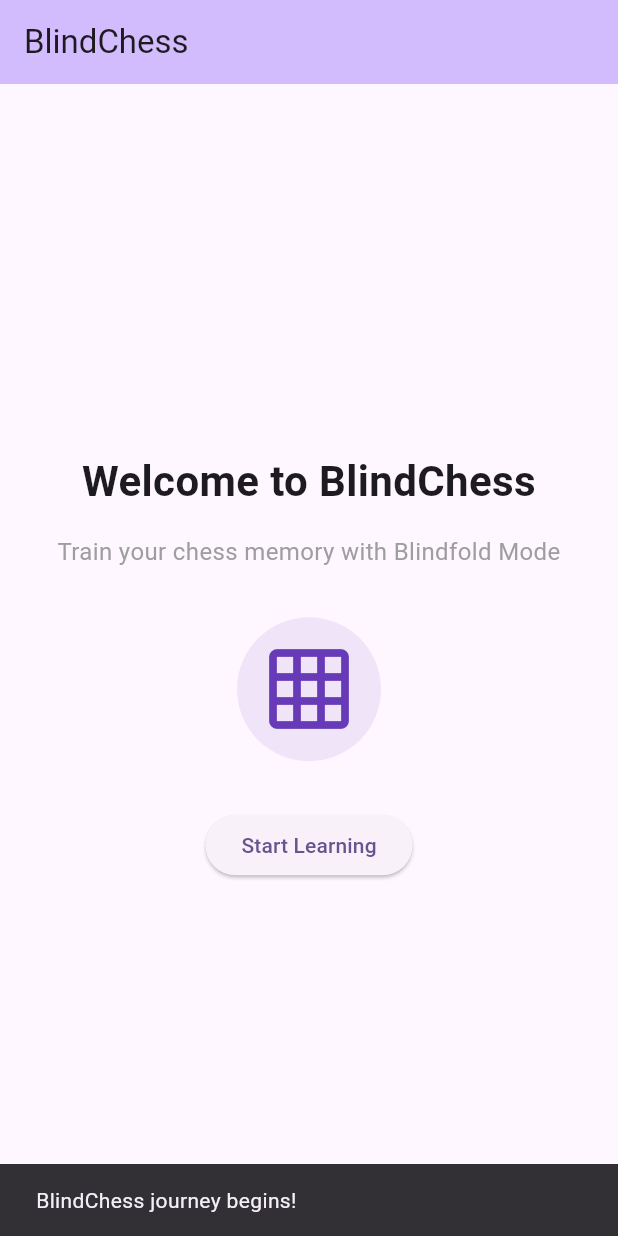
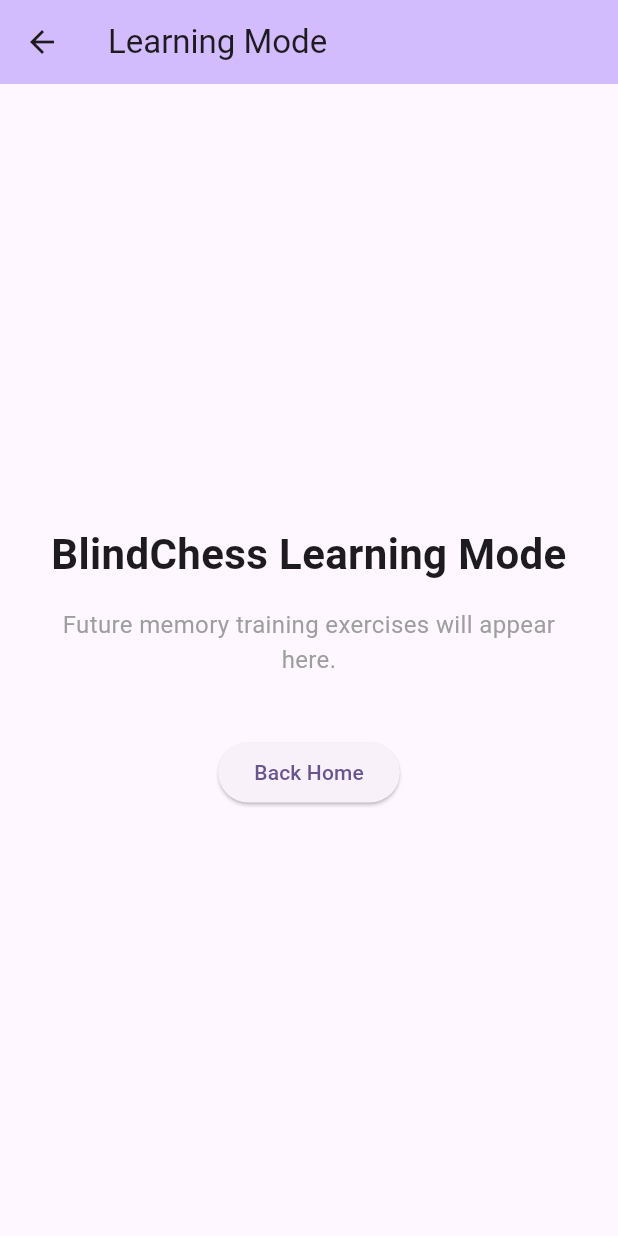
Before and after one commit to KSN1729/BlindChess, a Flutter app: the screen it shows after launch, after a tap on "Start Learning", on a phone screen of 412 x 824 dp. Run offline on Flutter 3.47's test engine with Material 3 defaults, Android fonts, the phone set to English and light mode, and no system bars.

Commit message:
Day 5 fix - clean main.dart architecture

```diff
--- a/lib/main.dart
+++ b/lib/main.dart
@@ -1,130 +1,26 @@
 import 'package:flutter/material.dart';
+import 'screens/home_screen.dart';
 
-// main is the entry point of the Flutter application.
 void main() {
   runApp(const MyApp());
 }
 
-/// [MaterialApp]
-/// The root widget of a Flutter application. It configures the general metadata of the app
-/// (such as title, theme, and navigation routes) and enables Material Design features.
+/// [MyApp]
+/// The entry point application widget. It instantiates the [MaterialApp] configuration,
+/// customizes the theme properties, and determines the initial [HomeScreen] route.
 class MyApp extends StatelessWidget {
   const MyApp({super.key});
 
   @override
   Widget build(BuildContext context) {
     return MaterialApp(
-      // The title of the application, used by the operating system for display (e.g., in task managers).
       title: 'BlindChess Learning',
       debugShowCheckedModeBanner: false,
       theme: ThemeData(
         colorScheme: ColorScheme.fromSeed(seedColor: Colors.deepPurple),
         useMaterial3: true,
       ),
-      // The default home screen of the application.
-      home: const MyHomePage(),
+      home: const HomeScreen(),
     );
   }
 }
-
-class MyHomePage extends StatelessWidget {
-  const MyHomePage({super.key});
-
-  @override
-  Widget build(BuildContext context) {
-    /// [SafeArea]
-    /// A helper widget that automatically inserts padding to avoid overlapping with
-    /// system UI elements like notch, status bar, navigation bar, or rounded corners.
-    return SafeArea(
-      /// [Scaffold]
-      /// A container widget that provides a structural layout framework for a Material Design screen.
-      /// It contains slots for major components like an AppBar, Drawer, FloatingActionButton, and a Body.
-      child: Scaffold(
-        /// [AppBar]
-        /// A top toolbar widget that displays branding, screen title, and utility actions.
-        /// It helps define the context of the screen.
-        appBar: AppBar(
-          backgroundColor: Theme.of(context).colorScheme.inversePrimary,
-          // The title widget displayed in the AppBar.
-          title: const Text('BlindChess'),
-        ),
-        /// [Center]
-        /// A layout widget that aligns its single child widget in the exact center
-        /// (both horizontally and vertically) of the available space.
-        body: Center(
-          /// [Column]
-          /// A multi-child layout widget that displays its children in a vertical sequence (top-to-bottom).
-          /// It supports aligning children horizontally and distributing them vertically.
-          child: Column(
-            mainAxisAlignment: MainAxisAlignment.center,
-            children: [
-              /// [Padding]
-              /// A layout widget that wraps another widget and adds space around it
-              /// based on the provided EdgeInsets constraints.
-              const Padding(
-                padding: EdgeInsets.symmetric(horizontal: 24.0, vertical: 8.0),
-                /// [Text]
-                /// A basic widget that renders a single line or multi-line styled text string
-                /// with custom font size, weight, alignment, and color.
-                child: Text(
-                  'Welcome to BlindChess',
-                  style: TextStyle(
-                    fontSize: 28,
-                    fontWeight: FontWeight.bold,
-                  ),
-                  textAlign: TextAlign.center,
-                ),
-              ),
-              const Padding(
-                padding: EdgeInsets.symmetric(horizontal: 24.0, vertical: 8.0),
-                child: Text(
-                  'Train your chess memory with Blindfold Mode',
-                  style: TextStyle(
-                    fontSize: 16,
-                    color: Colors.grey,
-                  ),
-                  textAlign: TextAlign.center,
-                ),
-              ),
-              const SizedBox(height: 24),
-              /// [Container]
-              /// A general-purpose widget that combines painting, positioning, and sizing.
-              /// It can display colors, borders, shadows, backgrounds, padding, margins, and shapes.
-              Container(
-                padding: const EdgeInsets.all(16),
-                decoration: BoxDecoration(
-                  color: Colors.deepPurple.withValues(alpha: 0.1),
-                  shape: BoxShape.circle,
-                ),
-                /// [Icon]
-                /// A widget that displays a graphical vector symbol or glyph from a font family
-                /// (like the standard Material Icons font).
-                child: const Icon(
-                  Icons.grid_on, // Grid icon representing a chessboard layout
-                  size: 64,
-                  color: Colors.deepPurple,
-                ),
-              ),
-              const SizedBox(height: 32),
-              /// [ElevatedButton]
-              /// A Material Design button that elevates above the background when active.
-              /// It triggers a callback function (onPressed) when tapped by the user.
-              ElevatedButton(
-                onPressed: () {
-                  // ScaffoldMessenger is used to display snack bar messages at the bottom of the screen.
-                  ScaffoldMessenger.of(context).showSnackBar(
-                    const SnackBar(
-                      content: Text('BlindChess journey begins!'),
-                      duration: Duration(seconds: 2),
-                    ),
-                  );
-                },
-                child: const Text('Start Learning'),
-              ),
-            ],
-          ),
-        ),
-      ),
-    );
-  }
-}
--- /dev/null
+++ b/lib/screens/home_screen.dart
@@ -0,0 +1,91 @@
+import 'package:flutter/material.dart';
+import 'learning_screen.dart';
+
+/// [Why separate files are useful]
+/// As projects grow, keeping all widgets in a single file like `main.dart` leads to massive,
+/// unmaintainable, and hard-to-read codebases. Dividing screens into dedicated files:
+/// 1. Encourages encapsulation and separation of concerns.
+/// 2. Makes it easier to locate, debug, and modify specific parts of the UI.
+/// 3. Facilitates collaboration, as developers can work on different screens without git merge conflicts.
+/// 4. Promotes code reuse and modular testing.
+
+/// [HomeScreen]
+/// The starting page of the BlindChess application, containing the main header,
+/// informational text, a visual chessboard layout icon, and a button to initiate learning mode.
+class HomeScreen extends StatelessWidget {
+  const HomeScreen({super.key});
+
+  @override
+  Widget build(BuildContext context) {
+    return SafeArea(
+      child: Scaffold(
+        appBar: AppBar(
+          backgroundColor: Theme.of(context).colorScheme.inversePrimary,
+          title: const Text('BlindChess'),
+        ),
+        body: Center(
+          child: Column(
+            mainAxisAlignment: MainAxisAlignment.center,
+            children: [
+              const Padding(
+                padding: EdgeInsets.symmetric(horizontal: 24.0, vertical: 8.0),
+                child: Text(
+                  'Welcome to BlindChess',
+                  style: TextStyle(
+                    fontSize: 28,
+                    fontWeight: FontWeight.bold,
+                  ),
+                  textAlign: TextAlign.center,
+                ),
+              ),
+              const Padding(
+                padding: EdgeInsets.symmetric(horizontal: 24.0, vertical: 8.0),
+                child: Text(
+                  'Train your chess memory with Blindfold Mode',
+                  style: TextStyle(
+                    fontSize: 16,
+                    color: Colors.grey,
+                  ),
+                  textAlign: TextAlign.center,
+                ),
+              ),
+              const SizedBox(height: 24),
+              Container(
+                padding: const EdgeInsets.all(16),
+                decoration: BoxDecoration(
+                  color: Colors.deepPurple.withValues(alpha: 0.1),
+                  shape: BoxShape.circle,
+                ),
+                child: const Icon(
+                  Icons.grid_on,
+                  size: 64,
+                  color: Colors.deepPurple,
+                ),
+              ),
+              const SizedBox(height: 32),
+              ElevatedButton(
+                onPressed: () {
+                  /// [Navigator]
+                  /// In Flutter, navigation is managed by the [Navigator] widget. The Navigator maintains
+                  /// a history of routes (screens) using a Stack data structure (LIFO - Last In, First Out).
+                  /// `Navigator.push()` is used to push a new route onto the stack, displaying the new screen.
+                  ///
+                  /// [MaterialPageRoute]
+                  /// A modal route that replaces the entire screen with a platform-adaptive transition animation
+                  /// (e.g., sliding up on iOS, fading/scaling up on Android).
+                  Navigator.push(
+                    context,
+                    MaterialPageRoute(
+                      builder: (context) => const LearningScreen(),
+                    ),
+                  );
+                },
+                child: const Text('Start Learning'),
+              ),
+            ],
+          ),
+        ),
+      ),
+    );
+  }
+}
--- /dev/null
+++ b/lib/screens/learning_screen.dart
@@ -0,0 +1,70 @@
+import 'package:flutter/material.dart';
+
+/// [StatelessWidget communication]
+/// Widgets in Flutter communicate primarily by passing parameters through their constructors.
+/// Since [StatelessWidget] objects are immutable (their properties cannot change over time),
+/// they receive initial data, configuration settings, or callback functions from parent widgets
+/// during creation. For navigation, passing arguments to the constructor of the next screen
+/// is the standard way to share information between screens.
+///
+/// In this case, [LearningScreen] is constructed cleanly as const since it currently does
+/// not require complex runtime data from [HomeScreen].
+
+/// [LearningScreen]
+/// A dedicated screen representing the learning environment in BlindChess.
+/// It displays instructions for upcoming chess memory exercises and a button to return home.
+class LearningScreen extends StatelessWidget {
+  const LearningScreen({super.key});
+
+  @override
+  Widget build(BuildContext context) {
+    return SafeArea(
+      child: Scaffold(
+        appBar: AppBar(
+          backgroundColor: Theme.of(context).colorScheme.inversePrimary,
+          title: const Text('Learning Mode'),
+        ),
+        body: Center(
+          child: Column(
+            mainAxisAlignment: MainAxisAlignment.center,
+            children: [
+              const Padding(
+                padding: EdgeInsets.symmetric(horizontal: 24.0, vertical: 8.0),
+                child: Text(
+                  'BlindChess Learning Mode',
+                  style: TextStyle(
+                    fontSize: 28,
+                    fontWeight: FontWeight.bold,
+                  ),
+                  textAlign: TextAlign.center,
+                ),
+              ),
+              const Padding(
+                padding: EdgeInsets.symmetric(horizontal: 24.0, vertical: 8.0),
+                child: Text(
+                  'Future memory training exercises will appear here.',
+                  style: TextStyle(
+                    fontSize: 16,
+                    color: Colors.grey,
+                  ),
+                  textAlign: TextAlign.center,
+                ),
+              ),
+              const SizedBox(height: 32),
+              ElevatedButton(
+                onPressed: () {
+                  /// [Navigator.pop]
+                  /// Pops the top-most route (this current [LearningScreen]) off the Navigator's stack.
+                  /// This action slides the current screen away and reveals the previous screen
+                  /// underneath (the [HomeScreen]), which was waiting directly below it in the stack.
+                  Navigator.pop(context);
+                },
+                child: const Text('Back Home'),
+              ),
+            ],
+          ),
+        ),
+      ),
+    );
+  }
+}
```
Also changed, not shown: 2 other files.
